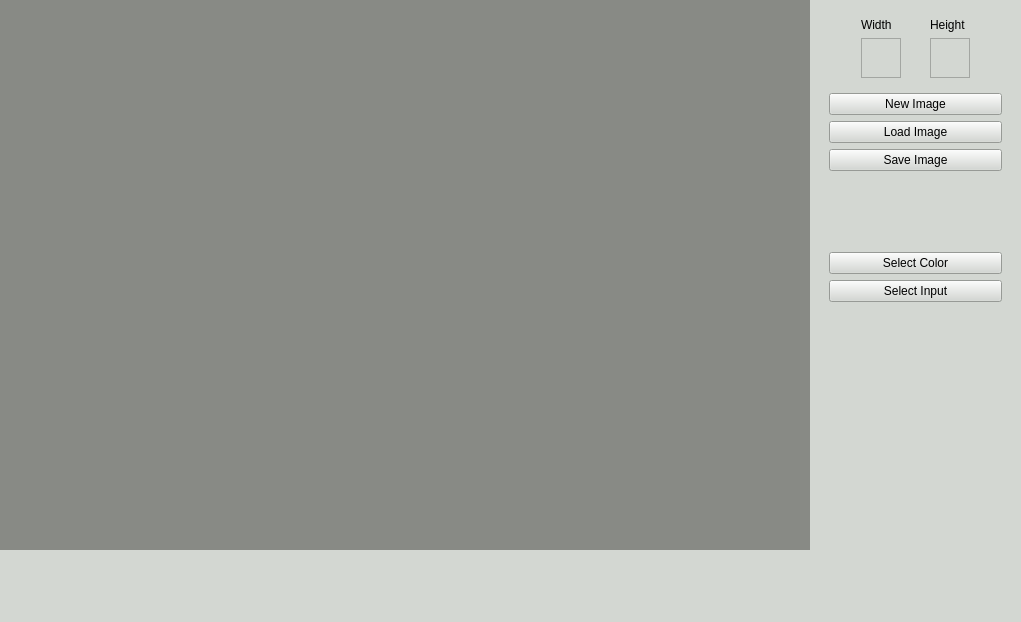
First picture: the form in PaintPP/mainwindow.ui, repository Sof-valur/Paint-, before the edit.
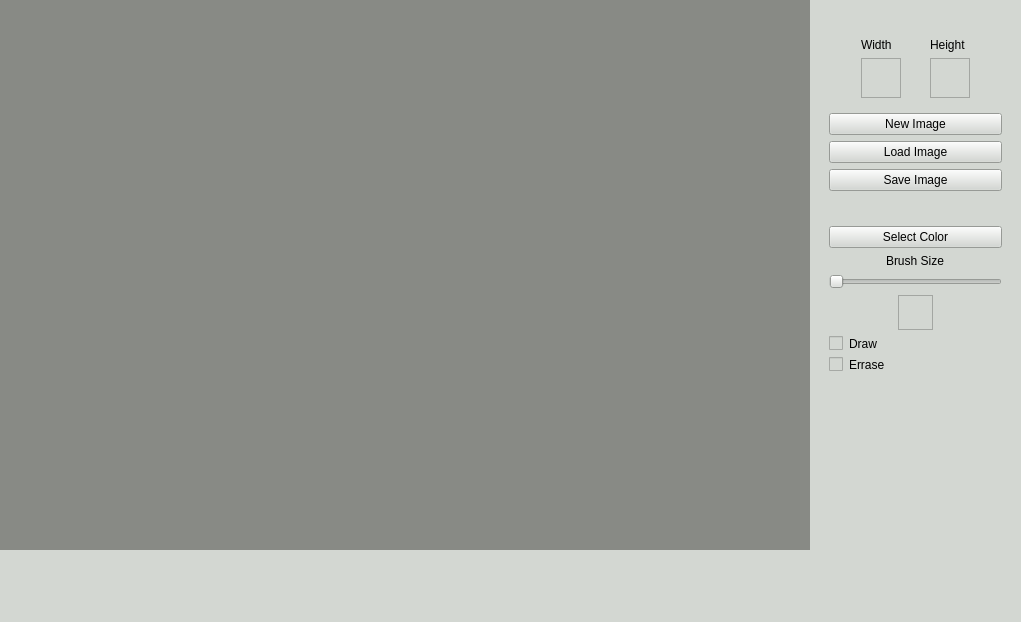
Second picture: the form after the edit. Icons and pictures are not drawn.

Patch:
```diff
--- a/PaintPP/mainwindow.ui
+++ b/PaintPP/mainwindow.ui
@@ -59,9 +59,9 @@
     <property name="geometry">
      <rect>
       <x>820</x>
-      <y>0</y>
+      <y>20</y>
       <width>191</width>
-      <height>311</height>
+      <height>361</height>
      </rect>
     </property>
     <property name="autoFillBackground">
@@ -72,6 +72,13 @@
 border-color: rgb(46, 52, 54);</string>
     </property>
     <layout class="QGridLayout" name="gridLayout_2">
+     <item row="10" column="0">
+      <widget class="QCheckBox" name="Draw">
+       <property name="text">
+        <string>Draw</string>
+       </property>
+      </widget>
+     </item>
      <item row="0" column="0">
       <widget class="QFrame" name="formFrame">
        <layout class="QGridLayout" name="gridLayout">
@@ -124,19 +131,58 @@
        </layout>
       </widget>
      </item>
-     <item row="3" column="0">
+     <item row="11" column="0">
+      <widget class="QCheckBox" name="Errase">
+       <property name="text">
+        <string>Errase</string>
+       </property>
+      </widget>
+     </item>
+     <item row="2" column="0">
+      <spacer name="verticalSpacer">
+       <property name="orientation">
+        <enum>Qt::Vertical</enum>
+       </property>
+       <property name="sizeHint" stdset="0">
+        <size>
+         <width>20</width>
+         <height>40</height>
+        </size>
+       </property>
+      </spacer>
+     </item>
+     <item row="5" column="0">
       <layout class="QVBoxLayout" name="verticalLayout_2">
-       <item>
-        <widget class="QPushButton" name="Color_bttn">
+       <item alignment="Qt::AlignHCenter">
+        <widget class="QLabel" name="label">
          <property name="text">
-          <string>Select Color</string>
+          <string>Brush Size</string>
          </property>
         </widget>
        </item>
        <item>
-        <widget class="QPushButton" name="Input_bttn">
-         <property name="text">
-          <string>Select Input</string>
+        <widget class="QSlider" name="horizontalSlider">
+         <property name="maximum">
+          <number>5</number>
+         </property>
+         <property name="orientation">
+          <enum>Qt::Horizontal</enum>
+         </property>
+        </widget>
+       </item>
+       <item alignment="Qt::AlignHCenter">
+        <widget class="QPlainTextEdit" name="plainTextEdit">
+         <property name="maximumSize">
+          <size>
+           <width>35</width>
+           <height>35</height>
+          </size>
+         </property>
+         <property name="readOnly">
+          <bool>true</bool>
+         </property>
+         <property name="plainText">
+          <string notr="true"/>
          </property>
         </widget>
        </item>
@@ -167,18 +213,12 @@
        </item>
       </layout>
      </item>
-     <item row="2" column="0">
-      <spacer name="verticalSpacer">
-       <property name="orientation">
-        <enum>Qt::Vertical</enum>
+     <item row="3" column="0">
+      <widget class="QPushButton" name="Color_bttn">
+       <property name="text">
+        <string>Select Color</string>
        </property>
-       <property name="sizeHint" stdset="0">
-        <size>
-         <width>20</width>
-         <height>40</height>
-        </size>
-       </property>
-      </spacer>
+      </widget>
      </item>
     </layout>
    </widget>
```
